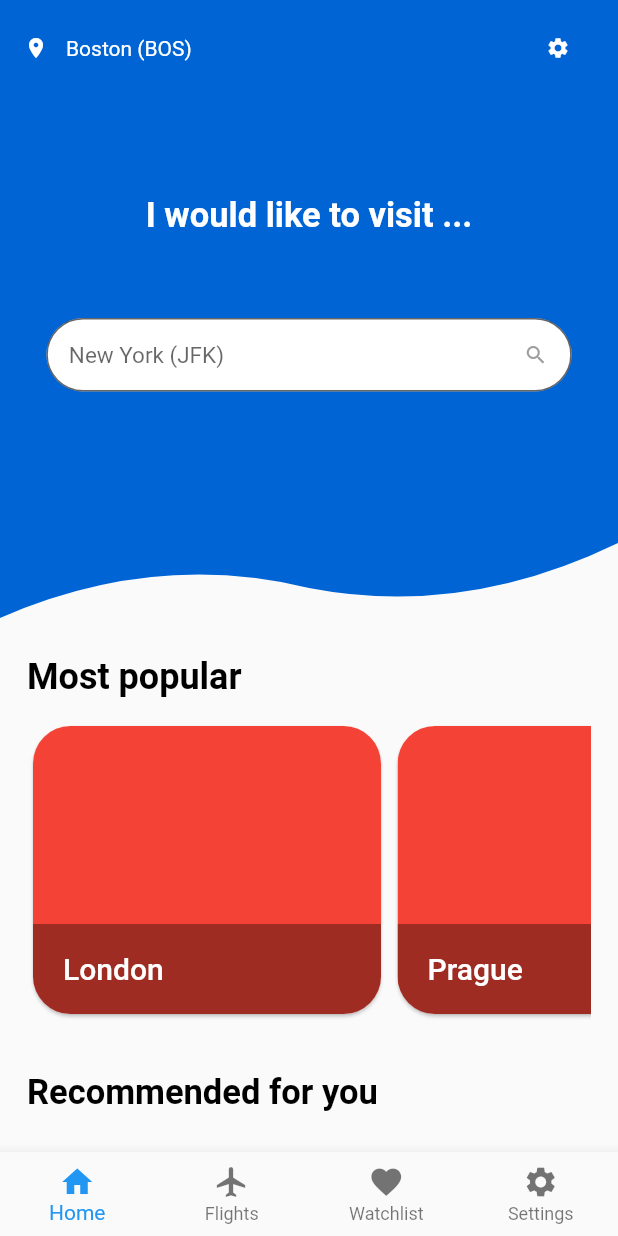
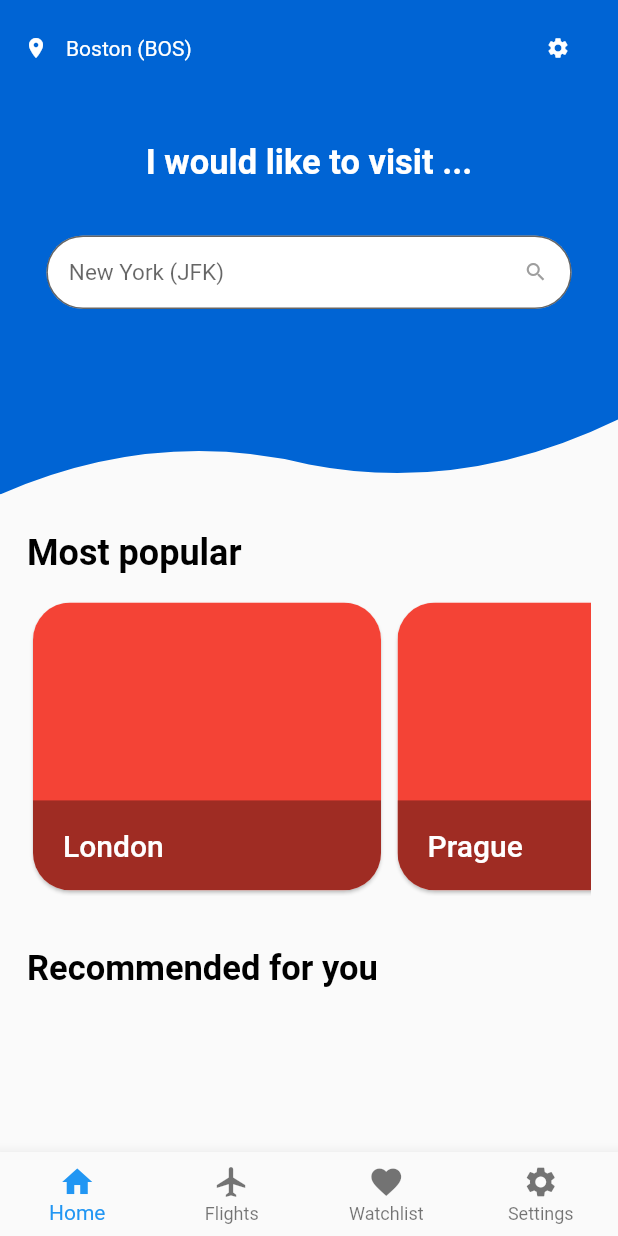
Before and after one commit to mzdm/virtual_traveller_flutter, a Flutter app: the screen it shows after launch, on a phone screen of 412 x 824 dp. Run offline on Flutter 3.47's test engine with Material 2 defaults, Android fonts, the phone set to English and light mode, and no system bars; our stand-ins replace bloc, equatable.

Commit message:
HomePage styling

```diff
--- a/lib/ui/pages/home_page/home_page.dart
+++ b/lib/ui/pages/home_page/home_page.dart
@@ -13,7 +13,7 @@ class HomePage extends StatelessWidget {
           child: Column(
             children: [
               SizedBox(
-                height: MediaQuery.of(context).size.height * .5,
+                height: MediaQuery.of(context).size.height * .4,
                 child: ClipPath(
                   clipper: WaveClipper(),
                   child: Container(
@@ -21,7 +21,7 @@ class HomePage extends StatelessWidget {
                     child: Column(
                       children: [
                         waveDepartureContent(),
-                        SizedBox(height: 70.0),
+                        SizedBox(height: 35.0),
                         ...waveFlightContent(context),
                       ],
                     ),
@@ -70,7 +70,7 @@ class HomePage extends StatelessWidget {
           fontWeight: FontWeight.bold,
         ),
       ),
-      SizedBox(height: 55.0),
+      SizedBox(height: 35.0),
       SizedBox(
         width: MediaQuery.of(context).size.width * .85,
         child: TextField(
```
